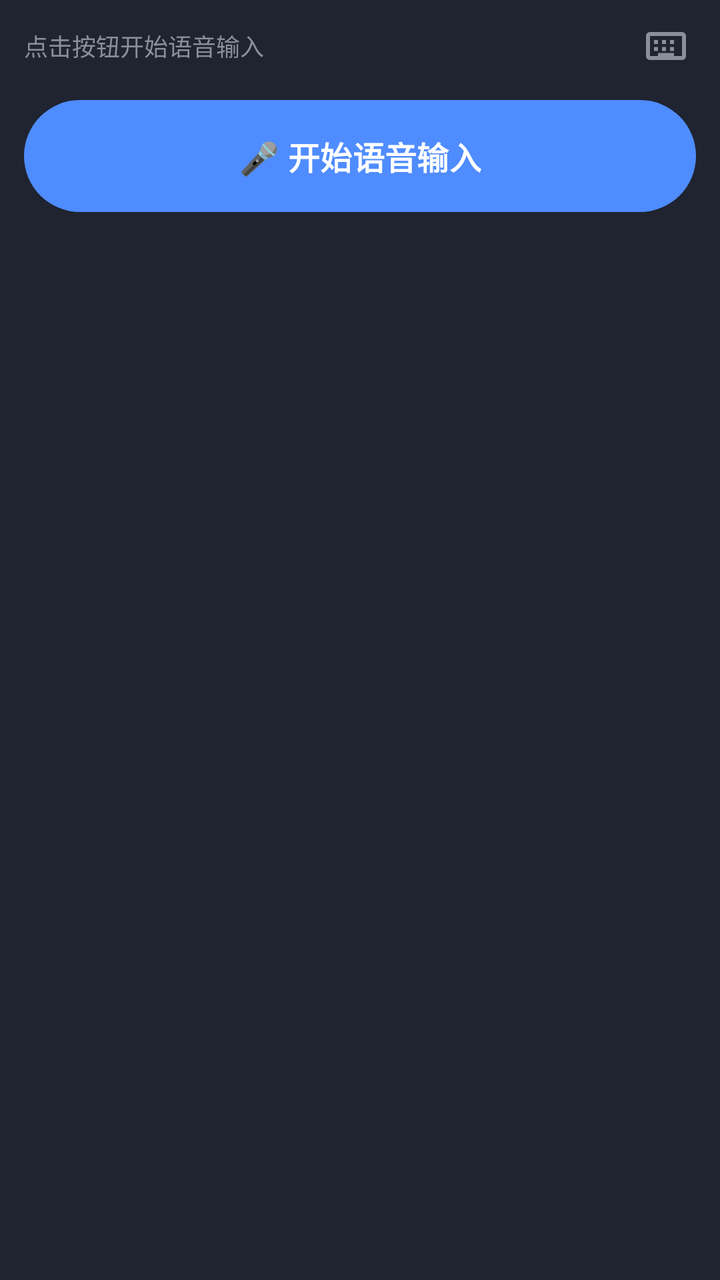
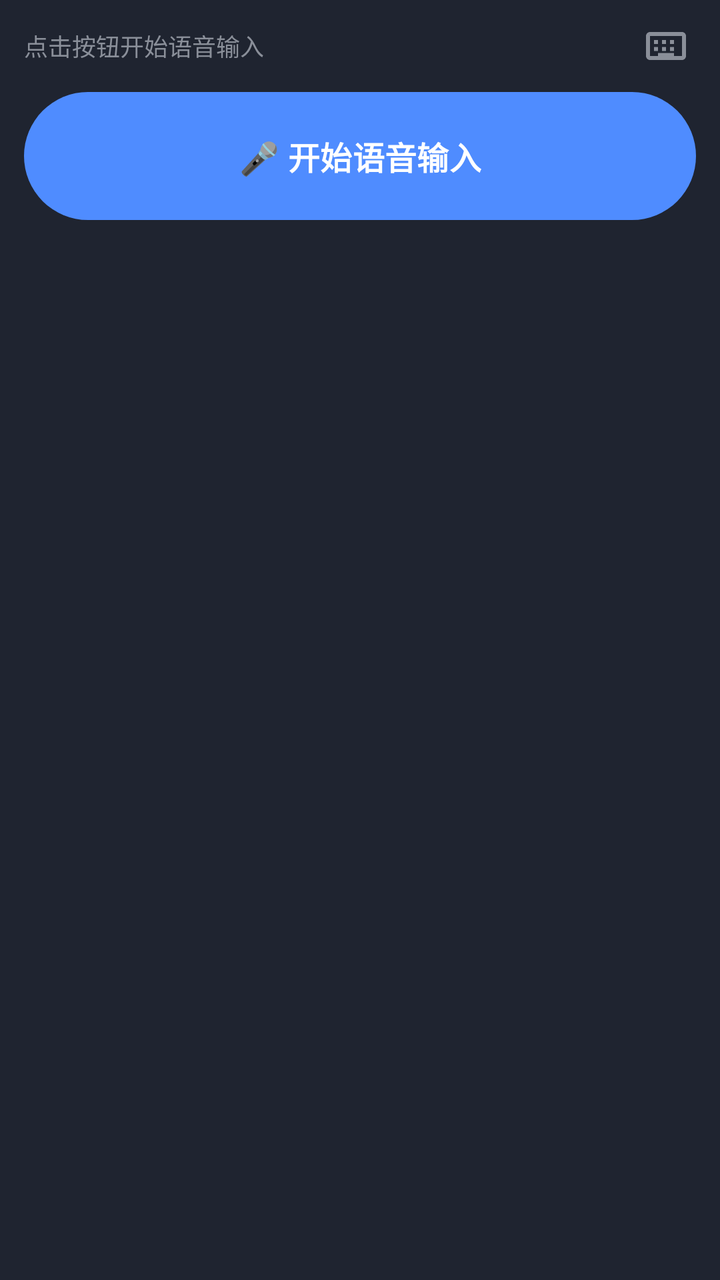

Two renders of the same Android screen: before a commit and after it. Below are the layout's source before the change and the commit's diff.
<!-- AndroidManifest.xml: application theme Theme.QwenVoiceInput -->
<!-- res/layout/view_ime.xml -->
<?xml version="1.0" encoding="utf-8"?>
<LinearLayout xmlns:android="http://schemas.android.com/apk/res/android"
    android:layout_width="match_parent"
    android:layout_height="wrap_content"
    android:background="#FF1F2430"
    android:orientation="vertical"
    android:paddingHorizontal="12dp"
    android:paddingTop="8dp"
    android:paddingBottom="12dp">

    <LinearLayout
        android:layout_width="match_parent"
        android:layout_height="wrap_content"
        android:gravity="center_vertical"
        android:orientation="horizontal">

        <TextView
            android:id="@+id/tv_status"
            android:layout_width="0dp"
            android:layout_height="wrap_content"
            android:layout_weight="1"
            android:text="@string/ime_idle_hint"
            android:textColor="#FF8A8F99"
            android:textSize="12sp" />

        <ImageView
            android:id="@+id/btn_switch_ime"
            android:layout_width="30dp"
            android:layout_height="30dp"
            android:contentDescription="@string/ime_switch"
            android:padding="3dp"
            android:src="@drawable/ic_keyboard" />
    </LinearLayout>

    <com.google.android.material.button.MaterialButton
        android:id="@+id/btn_voice"
        android:layout_width="match_parent"
        android:layout_height="64dp"
        android:layout_marginTop="8dp"
        android:text="@string/ime_start"
        android:textSize="16sp"
        android:textStyle="bold" />
</LinearLayout>
<!-- resources referenced by this layout -->
<resources>
  <!-- drawable ic_keyboard (drawable) -->
  <vector xmlns:android="http://schemas.android.com/apk/res/android"
      android:width="24dp"
      android:height="24dp"
      android:viewportWidth="24"
      android:viewportHeight="24">
      <path
          android:fillColor="#FF8A8F99"
          android:pathData="M20,5H4C2.9,5 2,5.9 2,7v10c0,1.1 0.9,2 2,2h16c1.1,0 2,-0.9 2,-2V7C22,5.9 21.1,5 20,5zM20,17H4V7h16V17z" />
      <path
          android:fillColor="#FF8A8F99"
          android:pathData="M6,9h2v2H6V9zM10,9h2v2h-2V9zM14,9h2v2h-2V9zM6,12.5h2v2H6V12.5zM10,12.5h2v2h-2V12.5zM14,12.5h2v2h-2V12.5zM8,15.5h8v1.5H8V15.5z" />
  </vector>
  <string name="ime_idle_hint">点击按钮开始语音输入</string>
  <string name="ime_start">🎤 开始语音输入</string>
  <string name="ime_switch">切换键盘</string>
  <style name="Theme.QwenVoiceInput" parent="Theme.Material3.DayNight.NoActionBar">
          <item name="colorPrimary">@color/brand_500</item>
      </style>
  <color name="brand_500">#FF4F8CFF</color>
</resources>

<!-- the commit's change to res/layout/view_ime.xml (unified diff, before → after) -->
@@ -32,12 +32,15 @@
             android:src="@drawable/ic_keyboard" />
     </LinearLayout>
 
-    <com.google.android.material.button.MaterialButton
+    <Button
         android:id="@+id/btn_voice"
         android:layout_width="match_parent"
         android:layout_height="64dp"
         android:layout_marginTop="8dp"
+        android:background="@drawable/bg_ime_voice_button"
         android:text="@string/ime_start"
+        android:textAllCaps="false"
+        android:textColor="#FFFFFFFF"
         android:textSize="16sp"
         android:textStyle="bold" />
 </LinearLayout>
<!-- resource entries referenced after the edit -->
@@ -1,5 +1,27 @@
 <!-- resources referenced by this layout -->
 <resources>
+  <!-- drawable bg_ime_voice_button (drawable) -->
+  <?xml version="1.0" encoding="utf-8"?>
+  <selector xmlns:android="http://schemas.android.com/apk/res/android">
+      <item android:state_pressed="true">
+          <shape android:shape="rectangle">
+              <corners android:radius="32dp" />
+              <solid android:color="#FF3A6FD8" />
+          </shape>
+      </item>
+      <item android:state_enabled="false">
+          <shape android:shape="rectangle">
+              <corners android:radius="32dp" />
+              <solid android:color="#FF3A4252" />
+          </shape>
+      </item>
+      <item>
+          <shape android:shape="rectangle">
+              <corners android:radius="32dp" />
+              <solid android:color="#FF4F8CFF" />
+          </shape>
+      </item>
+  </selector>
   <!-- drawable ic_keyboard (drawable) -->
   <vector xmlns:android="http://schemas.android.com/apk/res/android"
       android:width="24dp"
